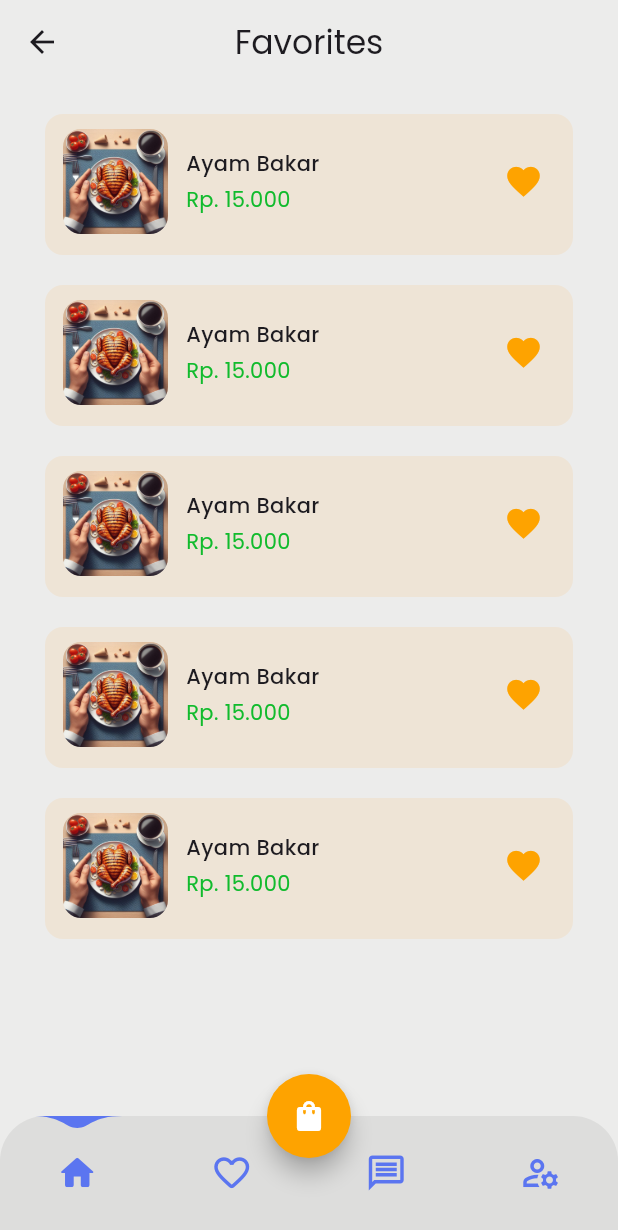
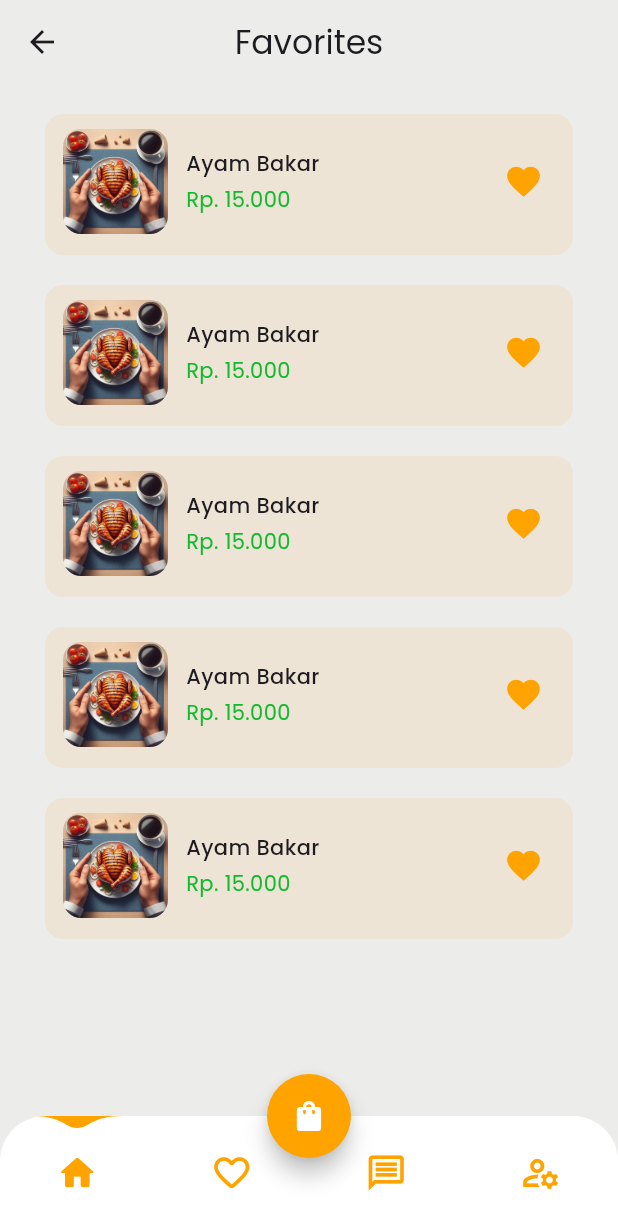
Before and after one commit to Lezazel-Developer/mobile-lezazel, a Flutter app: the HomeScreen screen opened by its route, swiped to page 2, on a phone screen of 412 x 824 dp. Shown: the top 1230 px of the screen. Run offline on Flutter 3.47's test engine with Material 3 defaults, Android fonts, the phone set to English and light mode, and no system bars; drawn by our look-alikes of water_drop_nav_bar; our stand-ins replace another_flushbar, carousel_slider, flutter_feather_icons, google_fonts, lottie.

Commit message:
feat: color water nav

```diff
--- a/lib/features/home/pages/main/main.dart
+++ b/lib/features/home/pages/main/main.dart
@@ -51,7 +51,7 @@ class _HomeScreenState extends State<HomeScreen> {
           borderRadius: const BorderRadius.vertical(top: Radius.circular(30.0)),
           child: WaterDropNavBar(
             bottomPadding: 20,
-            backgroundColor: const Color(0xffDDDDDC),
+            waterDropColor: lezazelColor,
             onItemSelected: (int index) {
               setState(() {
                 selectedIndex = index;
```
